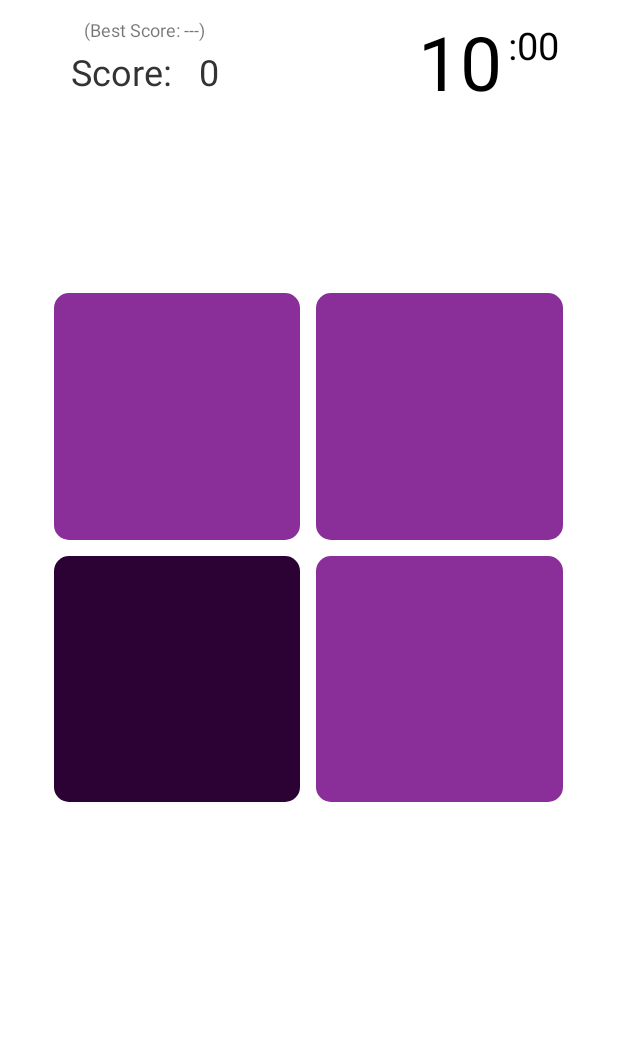
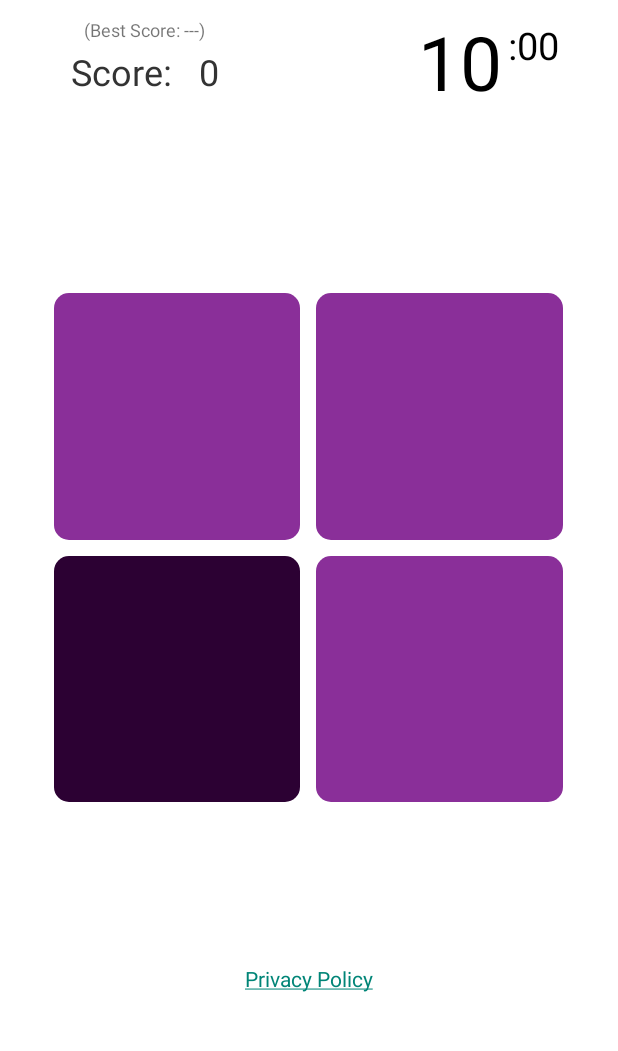
Before and after one commit to appliminal/ADifferentColor, an Android app: the screen it shows after launch (MainActivity), on a phone screen of 412 x 824 dp, the part 93-1144 px from its top. Run offline under Robolectric (Android 15) with nearby library versions, the phone set to English and light mode, and no system bars; our stand-ins replace AdMob; pictures from the network do not load.

```diff
--- a/app/src/main/java/net/appliminal/adifferentcolor/MainActivity.java
+++ b/app/src/main/java/net/appliminal/adifferentcolor/MainActivity.java
@@ -13,6 +13,7 @@ import android.os.Handler;
 import android.support.v7.app.AppCompatActivity;
 import android.support.v4.app.FragmentTransaction;
 import android.os.Bundle;
+import android.text.util.Linkify;
 import android.util.DisplayMetrics;
 import android.view.Display;
 import android.view.Menu;
@@ -32,6 +33,8 @@ import com.google.android.gms.ads.AdView;
 import com.google.android.gms.ads.InterstitialAd;
 
 import java.util.Random;
+import java.util.regex.Matcher;
+import java.util.regex.Pattern;
 
 import android.widget.Toast;
 
@@ -110,13 +113,12 @@ public class MainActivity extends AppCompatActivity {
         //ゲームスタート（ユーザ操作の有効化、タイマー開始）
         gameStart();
 
-        /* 2020/5 広告なしに
+        /* 2020/5 ソースは広告ありのまま */
         if (isAdFlagON()) {
             //広告を有効化
             loadBannerAdvertisement();
             initializeInterstitialAdvertisement();
         }
-         */
 
         //ver1.3限定
         //タイトル長押し時、広告表示フラグをOFFにして一回アプリを落とす
@@ -136,6 +138,9 @@ public class MainActivity extends AppCompatActivity {
 
         //ver1.3〜
         initializeSoundPool();
+
+        //ver1.3.2〜
+        setPrivacyPolicyLink();
 
     }
 
@@ -434,7 +439,7 @@ public class MainActivity extends AppCompatActivity {
     public void gameRetryButtonClicked(View button) {
         LogUtil.methodCalled(this.toString());
 
-        /* 2020/5 広告なしに
+        /* 2020/5 ソースは広告ありのまま */
         if (isAdFlagON()) {
             //ランダムに、全画面広告を表示
             if (needToShowInterstitialAd()) {
@@ -444,7 +449,6 @@ public class MainActivity extends AppCompatActivity {
                 //。。。と思うが、設定した広告ユニットの上限に達した場合はどうなるんだろ。showされずに返ってくるだけ？
             }
         }
-         */
 
         hideMenu();
 
@@ -554,8 +558,8 @@ public class MainActivity extends AppCompatActivity {
      */
     private void initializeInterstitialAdvertisement() {
         interstitialAd = new InterstitialAd(this);
-        //2020/5 広告なしに
-        //interstitialAd.setAdUnitId(getString(R.string.interstitial_ad_unit_id));
+        /* 2020/5 ソースは広告ありのまま */
+        interstitialAd.setAdUnitId(getString(R.string.interstitial_ad_unit_id));
 
         AdRequest adRequest = new AdRequest.Builder().build();
 
@@ -701,4 +705,28 @@ public class MainActivity extends AppCompatActivity {
 
     }
 
+
+    /**
+     * ver1.3.2
+     * プライバシーポリシーのリンク先を設定する
+     */
+    private void setPrivacyPolicyLink() {
+        TextView privacyView = (TextView) findViewById(R.id.privacyView);
+        //「Privacy Policy」の文字列が設定されている前提
+        //privacyView.setText("Privacy policy");
+        Pattern pattern = Pattern.compile("Privacy Policy");
+        //プライバシーポリシーの掲載先
+        final String privacyPolicyURL = "https://appliminal.github.io/privacy/adifferentcolor_privacy.html";
+
+        Linkify.TransformFilter filter = new Linkify.TransformFilter() {
+            @Override
+            public String transformUrl(Matcher match, String url) {
+                return privacyPolicyURL;
+            }
+        };
+
+        Linkify.addLinks(privacyView, pattern, privacyPolicyURL, null, filter);
+    }
+
+
 }
--- a/app/src/main/res/layout/fragment_main.xml
+++ b/app/src/main/res/layout/fragment_main.xml
@@ -164,7 +164,19 @@
     </RelativeLayout>
 -->
 
+    <TextView
+        android:id="@+id/privacyView"
+        android:layout_width="wrap_content"
+        android:layout_height="wrap_content"
+        android:layout_centerHorizontal="true"
+        android:layout_alignParentBottom="true"
+        android:layout_marginBottom="150px"
+        android:text="Privacy Policy"
+        />
+
+
     <!-- 広告 -->
+    <!-- 2020/5 機能としては広告ありのまま -->
     <com.google.android.gms.ads.AdView
         android:id="@+id/adView"
         android:layout_width="wrap_content"
@@ -174,7 +186,6 @@
         ads:adSize="BANNER"
         ads:adUnitId="@string/banner_ad_unit_id">
     </com.google.android.gms.ads.AdView>
-
 
 <!--
     <LinearLayout xmlns:android="http://schemas.android.com/apk/res/android"
```
Also changed, not shown: app/build.gradle (+4 -5 lines), app/src/main/AndroidManifest.xml (+5 -3 lines), 3 other files.
